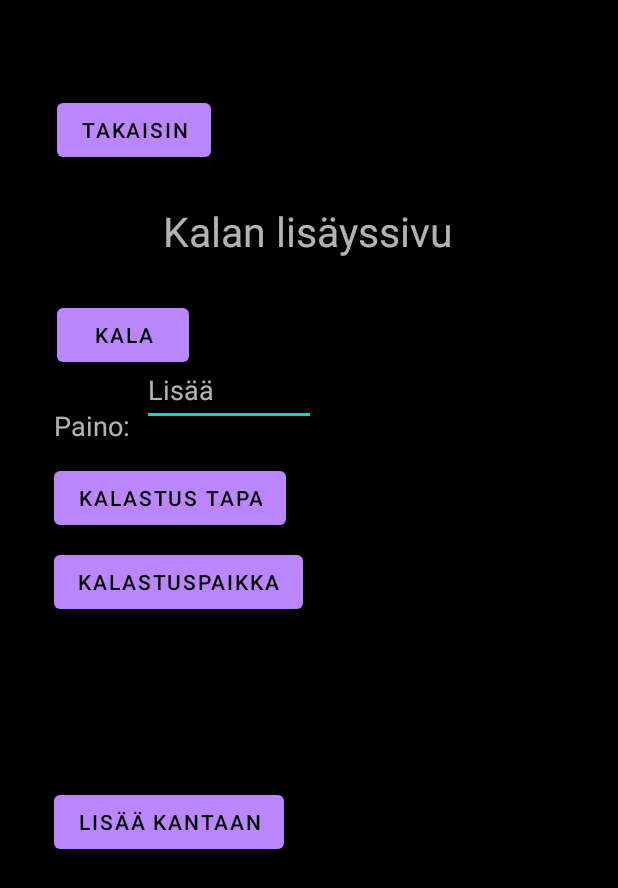
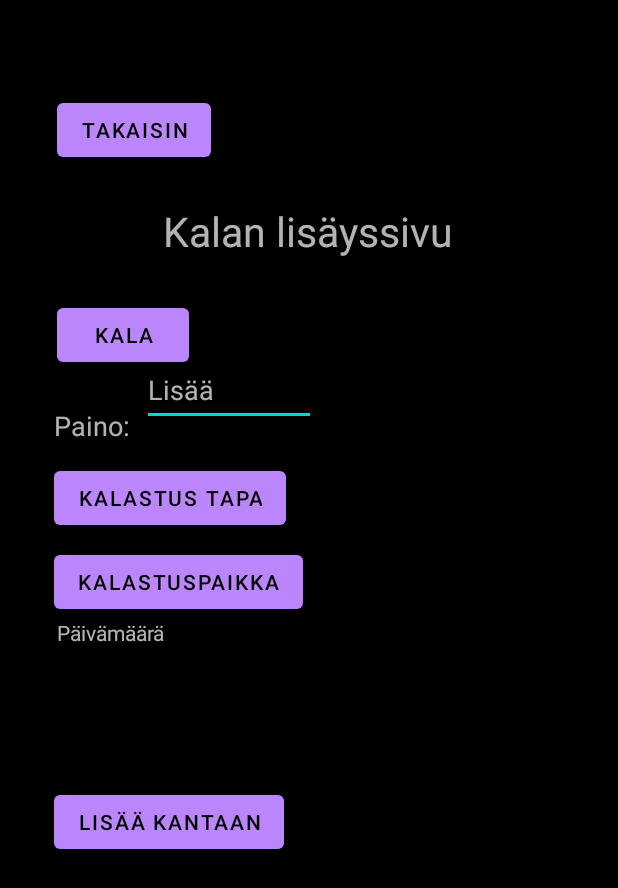
Before and after one commit to TinoPuu/Kalastus_app, an Android app: the layout fragment_first.xml on its own in the app's theme, with its tools: preview values and no code run, on a phone screen of 412 x 824 dp. Shown: the top 888 px of the screen. Run offline under Robolectric (Android 15) with nearby library versions, the phone set to English and light mode, and no system bars.

```diff
--- a/app/src/main/res/layout/fragment_first.xml
+++ b/app/src/main/res/layout/fragment_first.xml
@@ -18,6 +18,21 @@
         app:layout_constraintStart_toStartOf="parent"
         app:layout_constraintTop_toTopOf="parent"
         app:layout_constraintVertical_bias="0.081" />
+
+    <TextView
+        android:id="@+id/tvDate"
+        android:layout_width="wrap_content"
+        android:layout_height="wrap_content"
+        android:clickable="true"
+        android:minHeight="48dp"
+        android:onClick="onClick"
+        android:text="Päivämäärä"
+        app:layout_constraintBottom_toTopOf="@+id/btnLisää"
+        app:layout_constraintEnd_toEndOf="parent"
+        app:layout_constraintHorizontal_bias="0.112"
+        app:layout_constraintStart_toStartOf="parent"
+        app:layout_constraintTop_toBottomOf="@+id/btnPaikka"
+        app:layout_constraintVertical_bias="0.0" />
 
     <TextView
         android:id="@+id/textView2"
```
Also changed, not shown: app/src/main/java/com/example/kalastus_app/FirstFragment.kt (+43 -6 lines), app/src/main/res/drawable/mainmenu.jpg (renamed from app/src/main/res/drawable/MainMenu.jpg).
